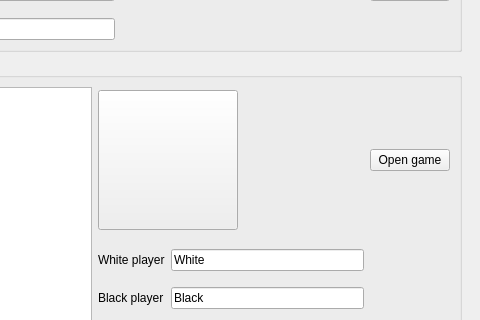
Above: src/mainwindow.ui from iamsyt/qgo before the change; both pictures show x 434 to 914 and y 106 to 426 of the 914 by 595 pixel window. Below: the same form after it.
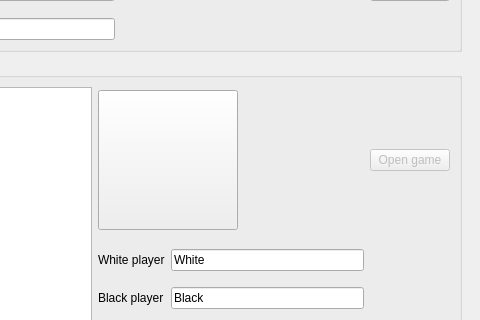
That is the form after the change. The open tabs and pages were chosen to show the change. Icons and pictures are not drawn.

The edit to the form file:
```diff
--- a/src/mainwindow.ui
+++ b/src/mainwindow.ui
@@ -618,6 +618,9 @@
            </property>
            <item row="0" column="3" >
             <widget class="QPushButton" name="button_loadGame" >
+             <property name="enabled" >
+              <bool>false</bool>
+             </property>
              <property name="text" >
               <string>Open game</string>
              </property>
```
Left out of the diff: 18 changed lines with no effect on the pictures.
